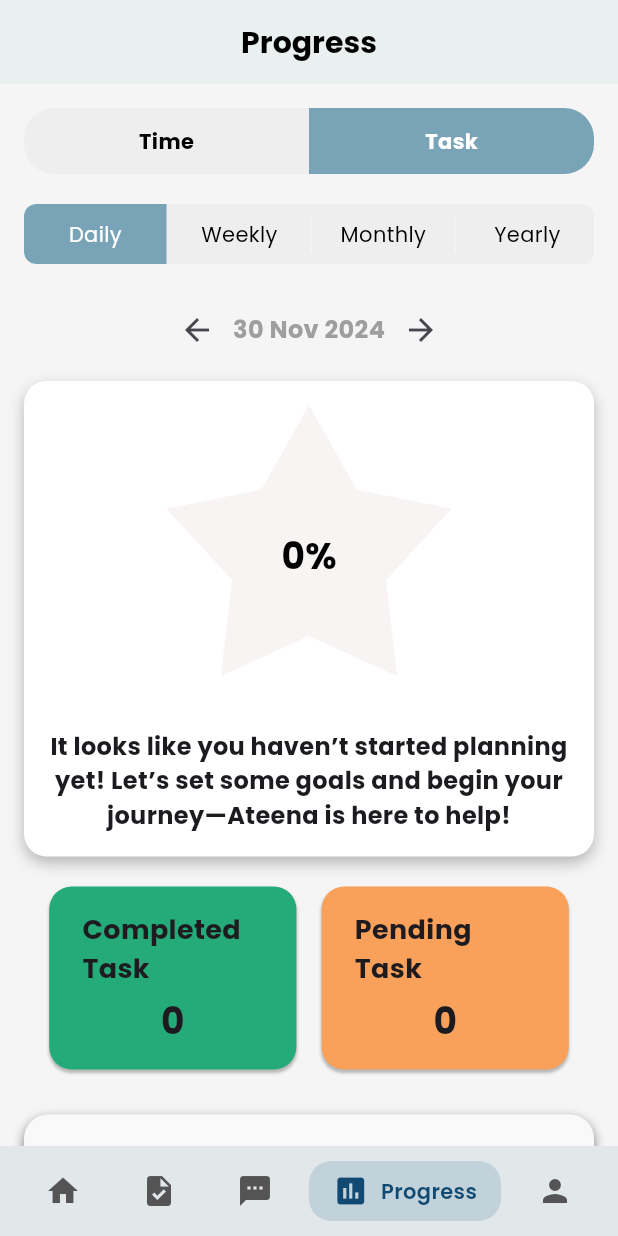
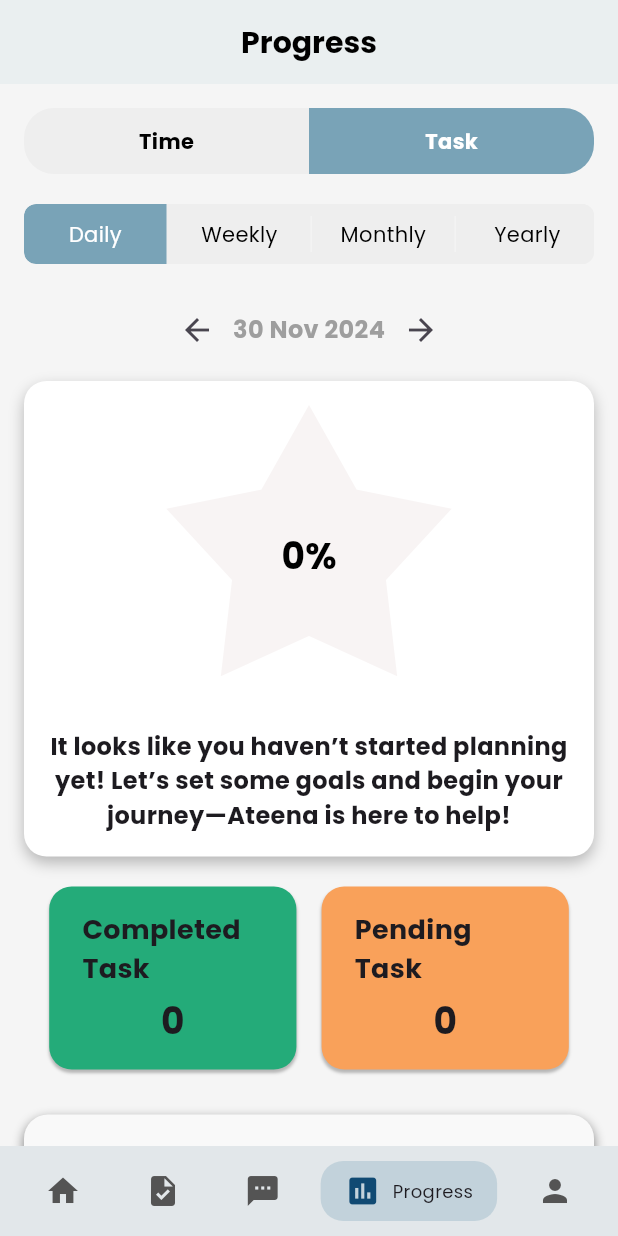
Before and after one commit to wexa0/2024-25_GP_19, a Flutter app: the ProgressPage screen opened directly, on a phone screen of 412 x 824 dp. Run offline on Flutter 3.47's test engine with Material 3 defaults, Android fonts, the light colour scheme and no system bars; drawn by our look-alikes of google_nav_bar, toggle_switch; our stand-ins replace audioplayers, carousel_slider, cloud_firestore, firebase_auth, firebase_core, fl_chart and 7 more; missing offline and left inert: streak_calendar; accounts and stored records are empty; statements that could not run were skipped.

Commit message:
changes related to progress page

```diff
--- a/lib/models/BottomNavigationBar.dart
+++ b/lib/models/BottomNavigationBar.dart
@@ -6,7 +6,7 @@ import 'package:flutter_application/pages/progress_page.dart';
 import 'package:flutter_application/pages/task_page.dart';
 import 'package:google_nav_bar/google_nav_bar.dart';
 
-//Nav bar for registered user.
+// Nav bar for registered user.
 class CustomNavigationBar extends StatelessWidget {
   final int selectedIndex;
   final Function(int) onTabChange;
@@ -53,29 +53,26 @@ class CustomNavigationBar extends StatelessWidget {
             }),
           );
         },
-        tabs: const [
-          GButton(
-            icon: Icons.home,
-            text: 'Home',
-          ),
-          GButton(
-            icon: Icons.task,
-            text: 'Tasks',
-          ),
-          GButton(
-            icon: Icons.sms,
-            text: 'Chatbot',
-          ),
-          GButton(
-            icon: Icons.poll,
-            text: 'Progress',
-          ),
-          GButton(
-            icon: Icons.person,
-            text: 'Profile',
-          ),
+        tabs: [
+          _buildGButton(Icons.home, 'Home'),
+          _buildGButton(Icons.task, 'Tasks'),
+          _buildGButton(Icons.sms, 'Chatbot'),
+          _buildGButton(Icons.poll, 'Progress'),
+          _buildGButton(Icons.person, 'Profile'),
         ],
       ),
     );
   }
+
+  /// Builds a GButton with responsive text.
+  GButton _buildGButton(IconData icon, String text) {
+    return GButton(
+      icon: icon,
+      text: text,
+      textStyle: const TextStyle(
+        fontSize: 12,
+        overflow: TextOverflow.ellipsis, // Prevent text overflow
+      ),
+    );
+  }
 }
```
Also changed, not shown: lib/models/GuestBottomNavigationBar.dart (+19 -22 lines), lib/pages/progress_page.dart (+15 -8 lines).
